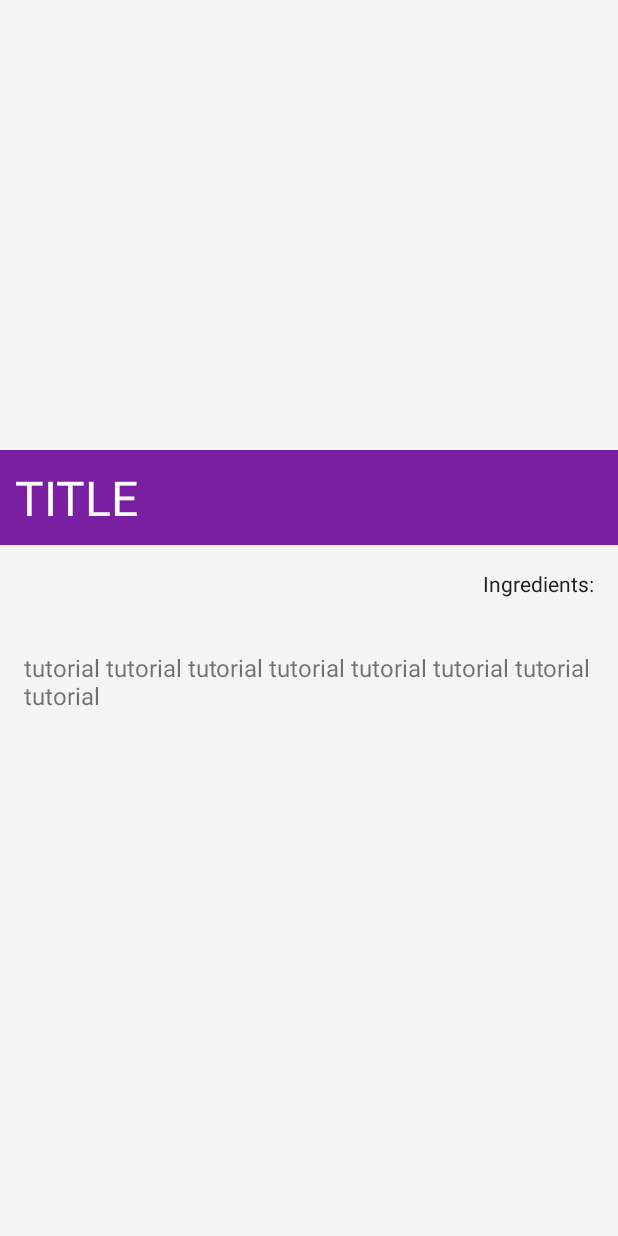
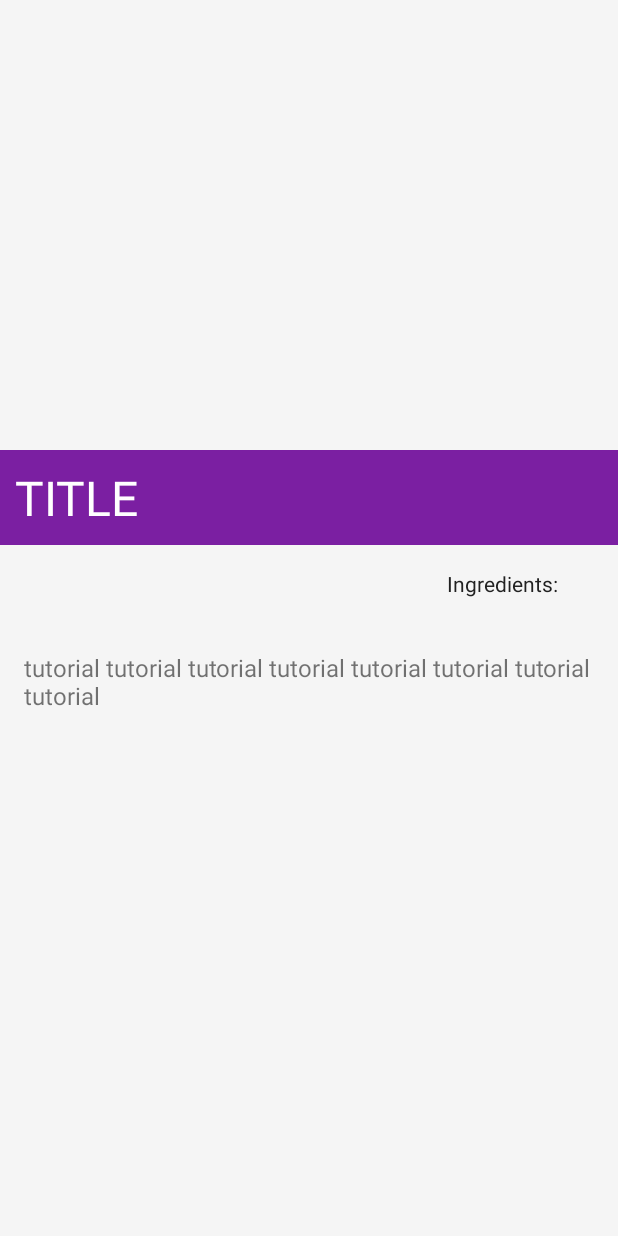
Before and after one commit to JuriyBrezmen/MobCook-, an Android app: the DetailsActivity screen opened directly, with no data from a screen before it, on a phone screen of 412 x 824 dp. Run offline under Robolectric (Android 15) with nearby library versions, the phone set to English and light mode, and no system bars; 5 statements that could not run were skipped.

```diff
--- a/app/src/main/java/com/recipes/app/RecipeListActivity.java
+++ b/app/src/main/java/com/recipes/app/RecipeListActivity.java
@@ -15,7 +15,6 @@ import java.util.ArrayList;
 public class RecipeListActivity extends Activity {
 
     public static final String KEY_RECIPE = "KEY_RECIPE";
-    ArrayList<Recipe> searchResList = new ArrayList<>();
 
     @Override
     protected void onCreate(Bundle savedInstanceState) {
@@ -26,10 +25,10 @@ public class RecipeListActivity extends Activity {
         ArrayList<String> selectedIngredients = getIntent().getStringArrayListExtra(MainActivity.KEY_INGREDIENTS);
         final ArrayList<Recipe> chosenRecipes = filter(selectedIngredients);
 
-      /*  if (searchResList.isEmpty()) {
+        if (chosenRecipes.isEmpty()) {
             Toast.makeText(this, "There is no recipe with chosen ingredients",
                     Toast.LENGTH_LONG).show();
-        }*/
+        }
 
         ArrayAdapter<Recipe> adapter = new ArrayAdapter<>(this,
                 android.R.layout.simple_list_item_1, chosenRecipes);
@@ -66,7 +65,6 @@ public class RecipeListActivity extends Activity {
             }
 
         }
-        searchResList = availableRecipe;
         return availableRecipe;
     }
 }
--- a/app/src/main/res/layout/details_activity.xml
+++ b/app/src/main/res/layout/details_activity.xml
@@ -46,7 +46,7 @@
             android:layout_gravity="right"
             android:paddingTop="16dp"
             android:paddingLeft="16dp"
-            android:paddingRight="16dp"
+            android:paddingRight="40dp"
             android:textColor="#212121"/>
 
     <TextView
```
